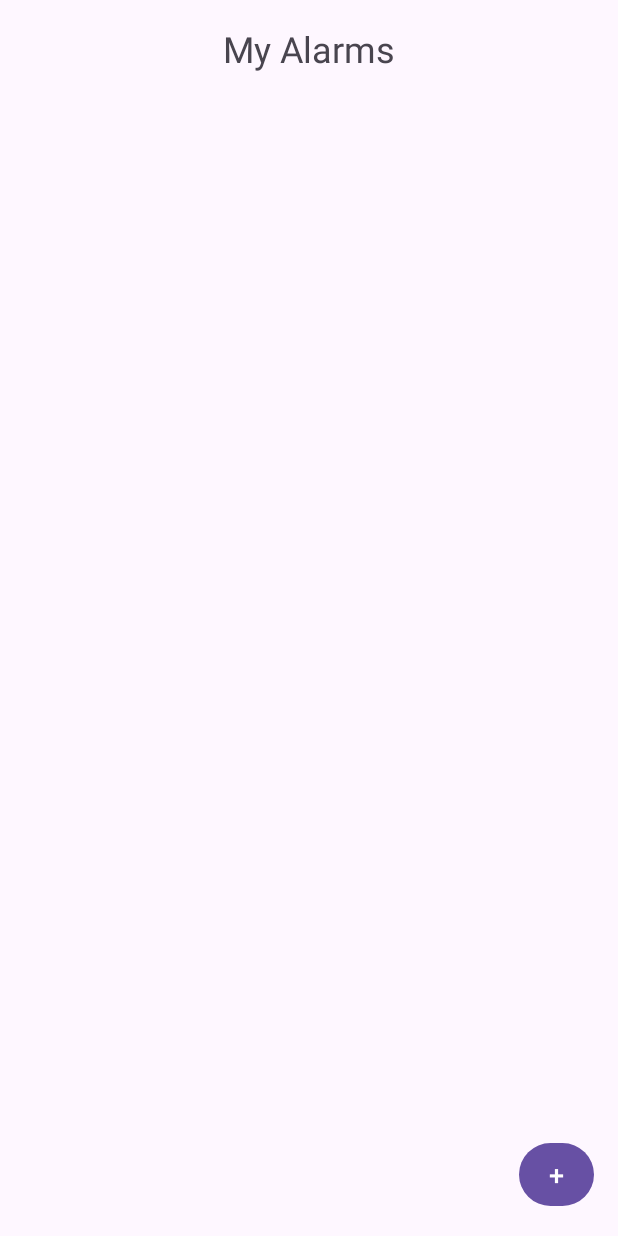
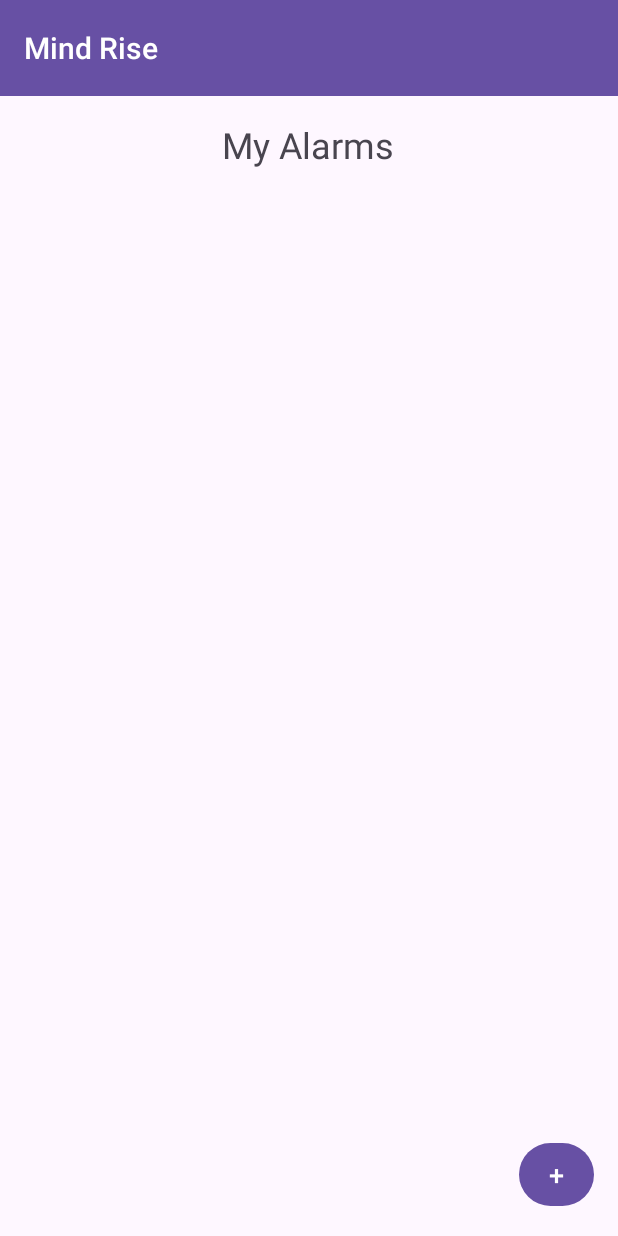
Before and after one commit to Nijaek/cs407-alarm-clock, an Android app: the layout activity_alarm_overview.xml on its own in the app's theme, with its tools: preview values and no code run, on a phone screen of 412 x 824 dp. Run offline under Robolectric (Android 15) with nearby library versions, the light colour scheme and no system bars.

Commit message:
Alarm overview default page

```diff
--- a/app/src/main/java/com/cs407/alarm_clock/RotateScreen.java
+++ b/app/src/main/java/com/cs407/alarm_clock/RotateScreen.java
@@ -136,7 +136,7 @@
     }
 
     public void goToMain() {
-        Intent intent = new Intent(this, MainActivity.class);
+        Intent intent = new Intent(this, alarm_overview.class);
         intent.setFlags(Intent.FLAG_ACTIVITY_NEW_TASK | Intent.FLAG_ACTIVITY_CLEAR_TASK);
         startActivity(intent);
     }
--- a/app/src/main/java/com/cs407/alarm_clock/SettingsScreen.java
+++ b/app/src/main/java/com/cs407/alarm_clock/SettingsScreen.java
@@ -17,7 +17,7 @@
 import android.widget.Switch;
 import android.widget.Toast;
 
-public class SettingsScreen extends AppCompatActivity {
+public class SettingsScreen extends ToolbarActivity {
     String[] item = {"Math"}; //Need a function to read in other Question types
     AutoCompleteTextView autoCompleteTextview;
     ArrayAdapter<String> adapterItems;
@@ -138,7 +138,7 @@
         Toast toast = Toast.makeText(this, message, Toast.LENGTH_SHORT);
     }
     public void goToMain() {
-        Intent intent = new Intent(this, MainActivity.class);
+        Intent intent = new Intent(this, alarm_overview.class);
         intent.setFlags(Intent.FLAG_ACTIVITY_NEW_TASK | Intent.FLAG_ACTIVITY_CLEAR_TASK);
         startActivity(intent);
     }
--- a/app/src/main/java/com/cs407/alarm_clock/alarm_overview.java
+++ b/app/src/main/java/com/cs407/alarm_clock/alarm_overview.java
@@ -10,9 +10,8 @@
 import android.view.View;
 import android.widget.Button;
 
-public class alarm_overview extends AppCompatActivity {
+public class alarm_overview extends ToolbarActivity {
     private Button buttonNewAlarm;
-
     @Override
     protected void onCreate(Bundle savedInstanceState) {
         super.onCreate(savedInstanceState);
--- a/app/src/main/res/layout/activity_alarm_overview.xml
+++ b/app/src/main/res/layout/activity_alarm_overview.xml
@@ -7,18 +7,21 @@
     android:layout_height="match_parent"
     tools:context=".alarm_overview">
 
+    <include layout="@layout/toolbar" />
+
     <TextView
         android:id="@+id/textHeader"
         android:layout_width="wrap_content"
         android:layout_height="wrap_content"
+        android:layout_marginStart="16dp"
+        android:layout_marginTop="80dp"
+        android:layout_marginEnd="16dp"
         android:text="My Alarms"
         android:textSize="24sp"
+        app:layout_constraintEnd_toEndOf="parent"
+        app:layout_constraintHorizontal_bias="0.498"
         app:layout_constraintStart_toStartOf="parent"
-        app:layout_constraintTop_toTopOf="parent"
-        app:layout_constraintEnd_toEndOf="parent"
-        android:layout_marginTop="16dp"
-        android:layout_marginStart="16dp"
-        android:layout_marginEnd="16dp" />
+        app:layout_constraintTop_toTopOf="parent" />
 
     <androidx.recyclerview.widget.RecyclerView
         android:id="@+id/recyclerViewAlarms"
```
Also changed, not shown: app/src/main/AndroidManifest.xml (+7 -11 lines), app/src/main/java/com/cs407/alarm_clock/ToolbarActivity.java (renamed from app/src/main/java/com/cs407/alarm_clock/MainActivity.java, +7 -25 lines), app/src/main/res/layout/activity_main.xml (deleted, +0 -22 lines).
